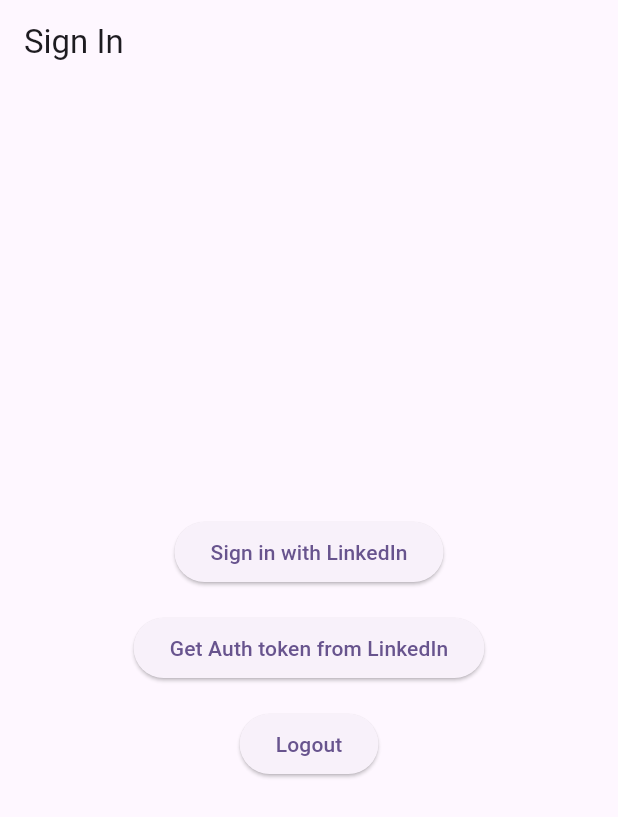
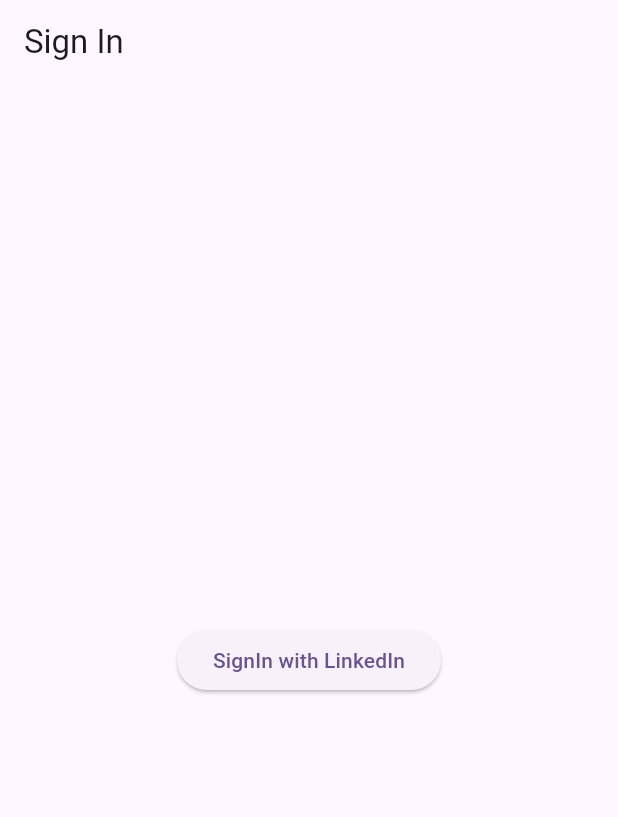
Before and after one commit to nayanAubie/signin_with_linkedin, a Flutter app: the screen it shows after launch, on a phone screen of 412 x 824 dp. Shown: the top 817 px of the screen. Run offline on Flutter 3.47's test engine with Material 3 defaults, Android fonts, the phone set to English and light mode, and no system bars; our stand-ins replace equatable, web, webview_flutter; accounts and stored records are empty.

Commit message:
Update example code

```diff
--- a/example/lib/main.dart
+++ b/example/lib/main.dart
@@ -1,7 +1,6 @@
-import 'dart:developer';
+import 'package:flutter/material.dart';
 
-import 'package:flutter/material.dart';
-import 'package:signin_with_linkedin/signin_with_linkedin.dart';
+import 'screens/login_screen.dart';
 
 void main() {
   runApp(const MyApp());
@@ -19,91 +18,7 @@ class MyApp extends StatelessWidget {
         colorScheme: ColorScheme.fromSeed(seedColor: Colors.deepPurple),
         useMaterial3: true,
       ),
-      home: const SignInWithLinkedInPage(),
+      home: const LoginScreen(),
     );
   }
 }
-
-class SignInWithLinkedInPage extends StatefulWidget {
-  const SignInWithLinkedInPage({super.key});
-
-  @override
-  State<SignInWithLinkedInPage> createState() => _SignInWithLinkedInPageState();
-}
-
-class _SignInWithLinkedInPageState extends State<SignInWithLinkedInPage> {
-  // Modify the "scope" below as per your need
-  final _linkedInConfig = LinkedInConfig(
-    clientId: '<<CLIENT ID>>',
-    clientSecret: '<<CLIENT SECRET>>',
-    redirectUrl: '<<REDIRECT URL>>',
-    scope: ['openid', 'profile', 'email'],
-  );
-  LinkedInUser? _linkedInUser;
-
-  @override
-  Widget build(BuildContext context) {
-    return Scaffold(
-      appBar: AppBar(title: const Text('Sign In')),
-      body: Center(
-        child: Column(
-          mainAxisAlignment: MainAxisAlignment.center,
-          children: [
-            ElevatedButton(
-              onPressed: () {
-                SignInWithLinkedIn.signIn(
-                  context,
-                  config: _linkedInConfig,
-                  onGetUserProfile: (tokenData, user) {
-                    log('Auth token data: ${tokenData.toJson()}');
-                    log('LinkedIn User: ${user.toJson()}');
-                    setState(() => _linkedInUser = user);
-                  },
-                  onSignInError: (error) {
-                    log('Error on sign in: $error');
-                  },
-                );
-              },
-              child: const Text('Sign in with LinkedIn'),
-            ),
-            const SizedBox(height: 16),
-            ElevatedButton(
-              onPressed: () {
-                SignInWithLinkedIn.signIn(
-                  context,
-                  config: _linkedInConfig,
-                  onGetAuthToken: (data) {
-                    log('Auth token data: ${data.toJson()}');
-                  },
-                  onSignInError: (error) {
-                    log('Error on sign in: $error');
-                  },
-                );
-              },
-              child: const Text('Get Auth token from LinkedIn'),
-            ),
-            const SizedBox(height: 16),
-            ElevatedButton(
-              onPressed: () async {
-                await SignInWithLinkedIn.logout();
-                setState(() => _linkedInUser = null);
-              },
-              child: const Text('Logout'),
-            ),
-            const SizedBox(height: 16),
-            if (_linkedInUser != null)
-              Column(
-                children: [
-                  if (_linkedInUser!.picture != null)
-                    Image.network(_linkedInUser!.picture!, width: 100),
-                  const SizedBox(height: 10),
-                  Text(_linkedInUser!.name ?? ''),
-                  Text(_linkedInUser!.email ?? ''),
-                ],
-              ),
-          ],
-        ),
-      ),
-    );
-  }
-}
--- /dev/null
+++ b/example/lib/screens/login_screen.dart
@@ -0,0 +1,67 @@
+import 'package:flutter/foundation.dart';
+import 'package:flutter/material.dart';
+import 'package:signin_with_linkedin/signin_with_linkedin.dart';
+
+import '../widgets/dialog/info_dialog.dart';
+import 'home_screen.dart';
+
+class LoginScreen extends StatefulWidget {
+  const LoginScreen({super.key});
+
+  @override
+  State<LoginScreen> createState() => _LoginScreenState();
+}
+
+class _LoginScreenState extends State<LoginScreen> {
+  // Modify the "scope" below as per your need
+  final _linkedInConfig = LinkedInConfig(
+    clientId: '<<CLIENT ID>>',
+    clientSecret: '<<CLIENT SECRET>>',
+    redirectUrl: '<<REDIRECT URL>>',
+    scope: ['openid', 'profile', 'email'],
+  );
+
+  late final linkedin = SignInWithLinkedIn(config: _linkedInConfig);
+
+  @override
+  Widget build(BuildContext context) {
+    return Scaffold(
+      appBar: AppBar(title: const Text('Sign In')),
+      body: Center(
+        child: ElevatedButton(
+          onPressed: () async {
+            final (authCode, error) = await linkedin.getAuthorizationCode(
+              context: context,
+            );
+
+            if (authCode != null) {
+              if (!kIsWeb) {
+                Navigator.of(context).push(
+                  MaterialPageRoute(
+                    builder:
+                        (context) =>
+                            HomeScreen(authCode: authCode, linkedin: linkedin),
+                  ),
+                );
+              } else {
+                showInfoDialog(
+                  context: context,
+                  title: 'Platform - Web',
+                  content:
+                      'Due to CORS restriction, Web is not allowed to perform LinkedIn HTTP requests. check the documentation for more info.',
+                );
+              }
+            } else {
+              showInfoDialog(
+                context: context,
+                title: error?.errorCode ?? 'Error',
+                content: error?.errorDescription ?? 'Unknown error',
+              );
+            }
+          },
+          child: const Text('SignIn with LinkedIn'),
+        ),
+      ),
+    );
+  }
+}
```
Also changed, not shown: example/lib/screens/home_screen.dart (added, +113 -0 lines), example/lib/widgets/dialog/confirmation_dialog.dart (added, +28 -0 lines), example/lib/widgets/dialog/info_dialog.dart (added, +23 -0 lines), example/lib/widgets/info_row.dart (added, +40 -0 lines), example/lib/widgets/token_info_widget.dart (added, +46 -0 lines), example/lib/widgets/user_info_widget.dart (added, +81 -0 lines).
